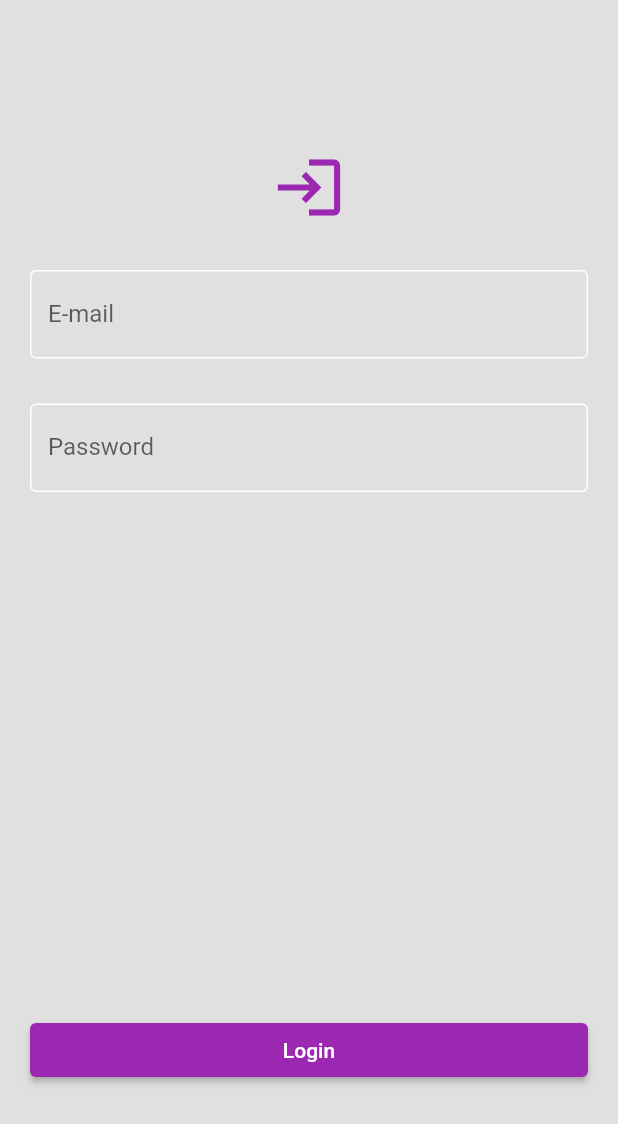
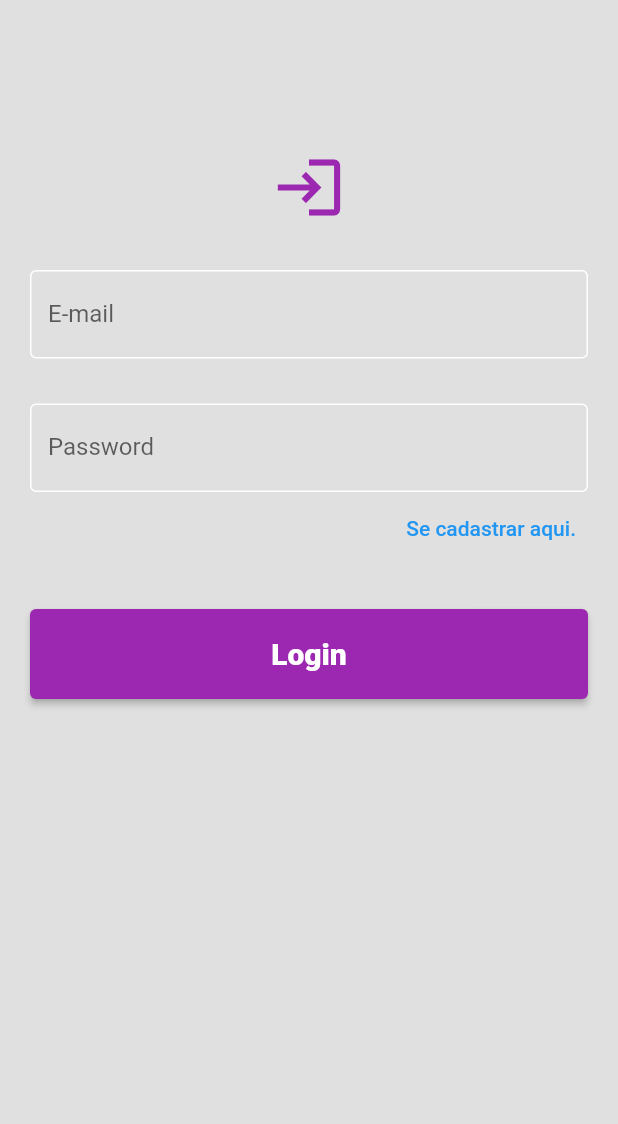
Before and after one commit to Julio-JC/app_memories, a Flutter app: the screen it shows after launch, on a phone screen of 412 x 824 dp. Shown: the top 1124 px of the screen. Run offline on Flutter 3.47's test engine with Material 2 defaults, Android fonts, the phone set to English and light mode, and no system bars; our stand-ins replace firebase_auth, firebase_core; missing offline and left inert: dart:ffi; accounts and stored records are empty.

Commit message:
Add pagina e função para cadastrar novo usuário.

```diff
--- a/lib/page/login_page.dart
+++ b/lib/page/login_page.dart
@@ -1,4 +1,7 @@
+import 'dart:ffi';
+
 import 'package:app_memories/page/home_page.dart';
+import 'package:app_memories/page/registration_page.dart';
 import 'package:firebase_auth/firebase_auth.dart';
 import 'package:flutter/material.dart';
 
@@ -25,6 +28,7 @@ class _LoginPageState extends State<LoginPage> {
             padding: const EdgeInsets.only(top: 80, bottom: 80),
             child: Column(
               crossAxisAlignment: CrossAxisAlignment.stretch,
+              mainAxisAlignment: MainAxisAlignment.center,
               children: [
                 const Icon(
                   Icons.login,
@@ -35,7 +39,8 @@ class _LoginPageState extends State<LoginPage> {
                   height: 30,
                 ),
                 Expanded(
-                    child: ListView(children: [
+                  child: ListView(
+                    children: [
                       TextField(
                         controller: _emailController,
                         decoration: const InputDecoration(
@@ -59,18 +64,44 @@ class _LoginPageState extends State<LoginPage> {
                           fillColor: Colors.white,
                         ),
                       ),
-                    ]),
+                      Row(
+                        mainAxisAlignment: MainAxisAlignment.end,
+                        children: [
+                          TextButton(
+                              onPressed: () {
+                                Navigator.pushReplacement(
+                                  context,
+                                  MaterialPageRoute(
+                                    builder: (context) =>
+                                        const RegistrationPage(),
                                   ),
-                  ElevatedButton(
+                                );
+                              },
+                              child: const Text('Se cadastrar aqui.'))
+                        ],
+                      ),
+                      const SizedBox(
+                        height: 30,
+                      ),
+                      SizedBox(
+                        height: 60,
+                        child: ElevatedButton(
                           onPressed: () {
                             login();
                           },
                           style: ElevatedButton.styleFrom(
                             backgroundColor: Colors.purple,
                           ),
-                    child: const Text('Login'),
+                          child: const Text('Login',
+                              style: TextStyle(
+                                  fontSize: 20, fontWeight: FontWeight.w800)),
                         ),
-                ]),
+                      ),
+                    ],
+                  ),
+                ),
+              ],
+            ),
           ),
         ),
       ),
@@ -85,12 +116,7 @@ class _LoginPageState extends State<LoginPage> {
         password: _passwordController.text,
       );
       if (userCredential != null) {
-        Navigator.pushReplacement(
-          context,
-          MaterialPageRoute(
-            builder: (context) => const HomePage(),
-          ),
-        );
+        goHomePage();
       }
     } on FirebaseAuthException catch (e) {
       if (e.code == 'user-not-found') {
@@ -110,4 +136,13 @@ class _LoginPageState extends State<LoginPage> {
       }
     }
   }
+
+  goHomePage() {
+    Navigator.pushReplacement(
+      context,
+      MaterialPageRoute(
+        builder: (context) => const HomePage(),
+      ),
+    );
   }
+}
```
Also changed, not shown: lib/page/home_page.dart (+17 -1 lines), lib/page/registration_page.dart (+83 -4 lines). Lines whose indentation alone changed are shown as unchanged.
